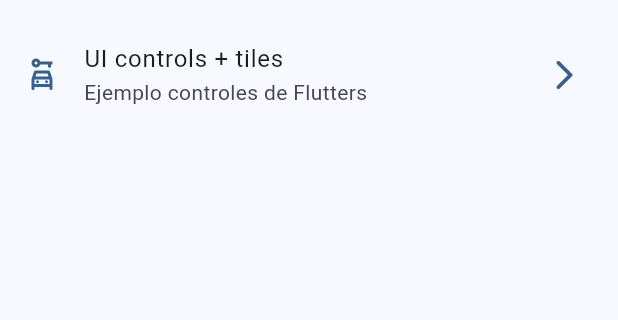
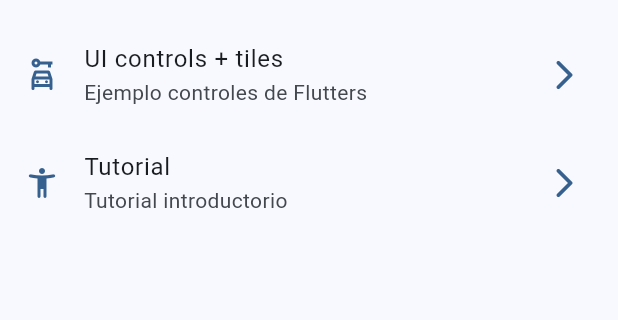
Before and after one commit to Joseeop/widget_app, a Flutter app: the screen it shows after launch, on a phone screen of 412 x 824 dp, the part 603-923 px from its top. Run offline on Flutter 3.47's test engine with Material 2 defaults, Android fonts, the phone set to English and light mode, and no system bars; our stand-ins replace go_router.

```diff
--- a/lib/config/menu/menu_items.dart
+++ b/lib/config/menu/menu_items.dart
@@ -53,4 +53,10 @@ const appMenuItems = <MenuItem>{
     subTitle: 'Ejemplo controles de Flutters',
     link: '/ui-controls',
     icon: Icons.car_rental_outlined),
+
+    MenuItem(
+    title: 'Tutorial',
+    subTitle: 'Tutorial introductorio',
+    link: '/tutorial',
+    icon: Icons.accessibility_new_rounded),
 };
--- a/lib/config/router/app_router.dart
+++ b/lib/config/router/app_router.dart
@@ -42,5 +42,10 @@ final appRouter = GoRouter(
       path: '/ui-controls',
       builder: (context, state) => const UiControlsScreen(),
     ),
+    GoRoute(
+      name: AppTutorialScreen.name,
+      path: '/tutorial',
+      builder: (context, state) => const AppTutorialScreen(),
+    ),
   ],
 );
--- a/pubspec.yaml
+++ b/pubspec.yaml
@@ -18,3 +18,6 @@ dev_dependencies:
 
 flutter:
   uses-material-design: true
+
+assets:
+  - assets/images/
```
Also changed, not shown: assets/Images/1.png (added), assets/Images/2.png (added), assets/Images/3.png (added), assets/Images/jar-loading.gif (added).
